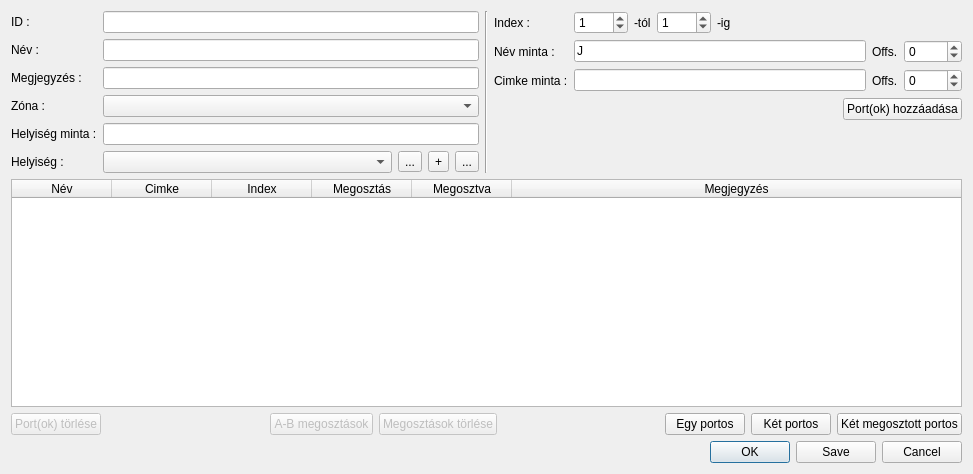
csikfer/lanview2, file lv2g/dialogpatchsimple.ui: the form before one commit.
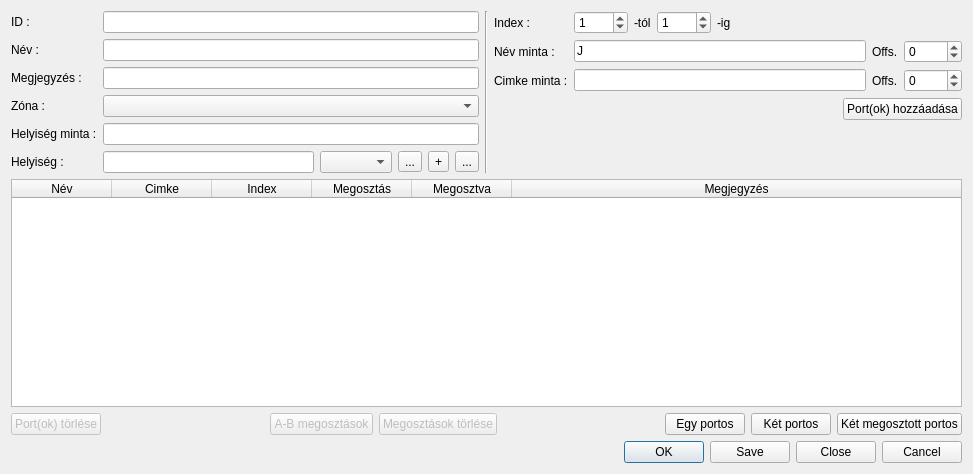
The form after the commit. Icons and pictures are not drawn.

Commit message: Pach panel dialog box csak olvasható mód kezelése. A megjelenítésnél, a csak olvasható jogosultság javítása. A riportokban kommentek kiegészítése, egy (még) nem használt függvény kikommentezése.

What changed in the file:
```diff
--- a/lv2g/dialogpatchsimple.ui
+++ b/lv2g/dialogpatchsimple.ui
@@ -57,6 +57,13 @@
        </item>
        <item row="5" column="1">
         <layout class="QHBoxLayout" name="horizontalLayout">
+         <item>
+          <widget class="QLineEdit" name="lineEditPlace">
+           <property name="readOnly">
+            <bool>true</bool>
+           </property>
+          </widget>
+         </item>
          <item>
           <widget class="QComboBox" name="comboBoxPlace"/>
          </item>
@@ -444,7 +451,7 @@
       <enum>Qt::Horizontal</enum>
      </property>
      <property name="standardButtons">
-      <set>QDialogButtonBox::Cancel|QDialogButtonBox::Ok|QDialogButtonBox::Save</set>
+      <set>QDialogButtonBox::Cancel|QDialogButtonBox::Close|QDialogButtonBox::Ok|QDialogButtonBox::Save</set>
      </property>
     </widget>
    </item>
```
Left out of the diff: 90 changed lines with no effect on the pictures. The commit also changes 6 other files.
